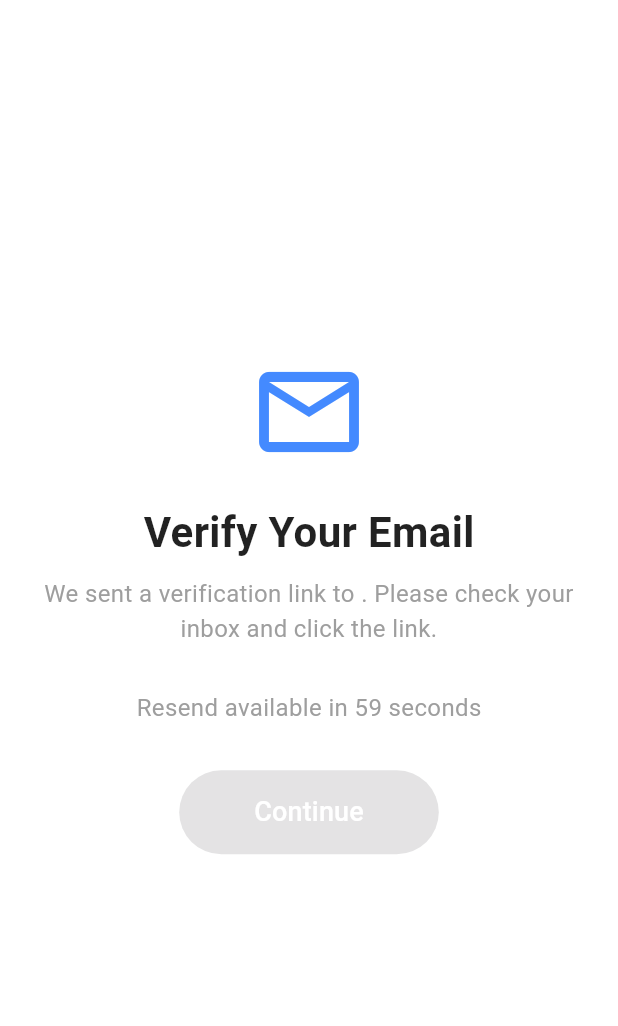
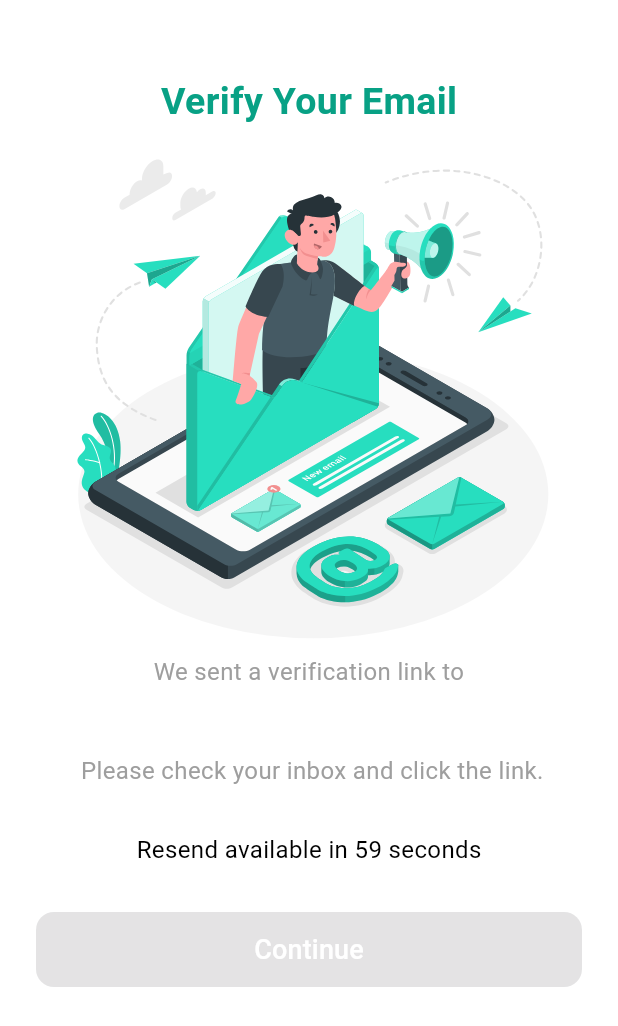
Before and after one commit to yousef-absamad/Food_Lens, a Flutter app: the EmailVerificationScreen screen opened directly, on a phone screen of 412 x 824 dp. Shown: the top 1026 px of the screen. Run offline on Flutter 3.47's test engine with Material 3 defaults, Android fonts, the light colour scheme and no system bars; our stand-ins replace awesome_dialog, firebase_auth, firebase_core, flutter_bloc, flutter_svg, google_sign_in and 1 more; accounts and stored records are empty.

Commit message:
improve Email Verification and sing up screen

```diff
--- a/lib/features/auth/emailVerification/views/email_verification_screen.dart
+++ b/lib/features/auth/emailVerification/views/email_verification_screen.dart
@@ -1,6 +1,7 @@
 import 'package:flutter/material.dart';
 import 'package:flutter_bloc/flutter_bloc.dart';
 import 'package:firebase_auth/firebase_auth.dart';
+import 'package:flutter_svg/svg.dart';
 import 'package:food_lens/features/home/screens/home_screen.dart';
 
 import '../cubit/email_verification_cubit.dart';
@@ -19,73 +20,98 @@ class EmailVerificationScreen extends StatelessWidget {
           child: Padding(
             padding: const EdgeInsets.symmetric(horizontal: 24.0),
             child: BlocConsumer<EmailVerificationCubit, EmailVerificationState>(
-              listener: (context, state) {
-                // if (state is EmailVerificationSuccess) {
-                //   Navigator.pushReplacement(
-                //     context,
-                //     MaterialPageRoute(builder: (context) => const HomePage()),
-                //   );
-                // } else if (state is EmailVerificationFailure) {
-                //   ScaffoldMessenger.of(context).showSnackBar(
-                //     SnackBar(content: Text("Error: ${state.error}")),
-                //   );
-                // }
-              },
+              listener: (context, state) {},
               builder: (context, state) {
-                return Column(
+                return SingleChildScrollView(
+                  child: Column(
                     mainAxisAlignment: MainAxisAlignment.center,
                     children: [
-                    const Icon(
-                      Icons.email_outlined,
-                      size: 80,
-                      color: Colors.blueAccent,
-                    ),
-                    const SizedBox(height: 20),
+                      SizedBox(height: 50),
                       const Text(
                         "Verify Your Email",
                         style: TextStyle(
-                        fontSize: 28,
+                          fontSize: 25,
                           fontWeight: FontWeight.bold,
-                        color: Colors.black87,
+                          color: Color.fromARGB(255, 8, 161, 133),
                         ),
                       ),
-                    const SizedBox(height: 10),
+                      SizedBox(
+                        height: 350,
+                        child: SvgPicture.asset(
+                          'assets/image/7472011_3675553.svg',
+                        ),
+                      ),
                       Text(
-                      "We sent a verification link to ${FirebaseAuth.instance.currentUser?.email ?? 'your email'}. Please check your inbox and click the link.",
+                        "We sent a verification link to",
                         textAlign: TextAlign.center,
-                      style: const TextStyle(fontSize: 16, color: Colors.grey),
+                        style: const TextStyle(
+                          fontSize: 16,
+                          color: Colors.grey,
+                        ),
+                      ),
+                      Text(
+                        FirebaseAuth.instance.currentUser?.email ??
+                            'your email',
+                        style: const TextStyle(
+                          fontSize: 16,
+                          color: Color.fromARGB(255, 8, 161, 133),
+                        ),
+                      ),
+                      SizedBox(height: 20),
+                      Text(
+                        ' Please check your inbox and click the link.',
+                        style: const TextStyle(
+                          fontSize: 16,
+                          color: Colors.grey,
+                        ),
                       ),
                       const SizedBox(height: 30),
                       if (state is EmailVerificationInProgress)
                         Text(
+                          textAlign: TextAlign.start,
                           "Resend available in ${state.countdown} seconds",
-                        style: const TextStyle(fontSize: 16, color: Colors.grey),
+                          style: const TextStyle(
+                            fontSize: 16,
+                            color: Colors.black,
+                          ),
                         )
                       else if (state is EmailVerificationResendAvailable)
                         TextButton(
+                          style: TextButton.styleFrom(padding: EdgeInsets.zero),
                           onPressed: () {
-                          context.read<EmailVerificationCubit>().resendEmail();
+                            context
+                                .read<EmailVerificationCubit>()
+                                .resendEmail();
                           },
                           child: const Text(
                             "Resend Verification Email",
-                          style: TextStyle(fontSize: 16, color: Colors.blueAccent),
+                            style: TextStyle(
+                              fontSize: 16,
+                              color: Colors.blueAccent,
+                            ),
                           ),
                         ),
                       const SizedBox(height: 30),
-                    ElevatedButton(
-                      onPressed: state is EmailVerificationSuccess
+                      SizedBox(
+                        width: double.infinity,
+                        child: ElevatedButton(
+                          onPressed:
+                              state is EmailVerificationSuccess
                                   ? () {
                                     Navigator.pushReplacement(
                                       context,
-                                MaterialPageRoute(builder: (context) => const HomeScreen()),
+                                      MaterialPageRoute(
+                                        builder:
+                                            (context) => const HomeScreen(),
+                                      ),
                                     );
                                   }
                                   : null,
                           style: ElevatedButton.styleFrom(
                             backgroundColor: Colors.blueAccent,
-                        padding: const EdgeInsets.symmetric(horizontal: 50, vertical: 15),
+                            padding: const EdgeInsets.symmetric(vertical: 12),
                             shape: RoundedRectangleBorder(
-                          borderRadius: BorderRadius.circular(30),
+                              borderRadius: BorderRadius.circular(12),
                             ),
                           ),
                           child: const Text(
@@ -93,8 +119,10 @@ class EmailVerificationScreen extends StatelessWidget {
                             style: TextStyle(fontSize: 18, color: Colors.white),
                           ),
                         ),
+                      ),
                       const SizedBox(height: 20),
                     ],
+                  ),
                 );
               },
             ),
--- a/lib/features/home/home.dart
+++ b/lib/features/home/home.dart
@@ -1,4 +1,5 @@
 import 'package:flutter/material.dart';
+import '../Profile/screens/profile_screen.dart';
 import '../captureImage/screens/camera_screen.dart';
 import 'screens/home_screen.dart';
 
@@ -17,7 +18,7 @@ class _HomeState extends State<Home> {
     CameraScreen(),
     ChatBotScreen(),
     //EducationalScreen(),
-    //ProfileScreen(),
+    ProfileScreen(),
   ];
 
   @override
--- a/lib/main.dart
+++ b/lib/main.dart
@@ -1,7 +1,8 @@
 import 'package:firebase_auth/firebase_auth.dart';
 import 'package:firebase_core/firebase_core.dart';
 import 'package:flutter/material.dart';
-import 'package:food_lens/features/auth/screens/login_screen1.dart';
+import 'package:food_lens/features/auth/emailVerification/views/email_verification_screen.dart';
+import 'package:food_lens/features/auth/screens/login_screen.dart';
 import 'package:food_lens/features/home/screens/home_screen.dart';
 import 'package:food_lens/firebase_options.dart';
 import 'package:food_lens/intro/splash_screen.dart';
@@ -39,7 +40,7 @@ class _FoodLensAppState extends State<FoodLensApp> {
       title: 'Food Lens',
       //home: SplashScreen(),
       home: LoginScreen(),
-      //home: Home(),
+      //home: EmailVerificationScreen(),
     );
   }
 }
```
Also changed, not shown: lib/features/Profile/screens/profile_screen.dart (added, +31 -0 lines), lib/features/auth/emailVerification/cubit/email_verification_cubit.dart (+9 -9 lines), lib/features/auth/screens/login_screen.dart (added, +215 -0 lines), lib/features/auth/screens/login_screen1.dart (deleted, +0 -166 lines), lib/features/auth/screens/sign_up_screen.dart (renamed from lib/features/auth/screens/sign_up_screen1.dart, +72 -16 lines), assets/image/3530092_64671.svg (added), assets/image/6977782_3496340.svg (added), assets/image/7472011_3675553.svg (added), assets/image/Healthy lifestyle-bro.svg (added), assets/image/Healthy options-amico.svg (added), assets/image/google-icon-logo-svgrepo-com.svg (added). Lines whose indentation alone changed are shown as unchanged.
